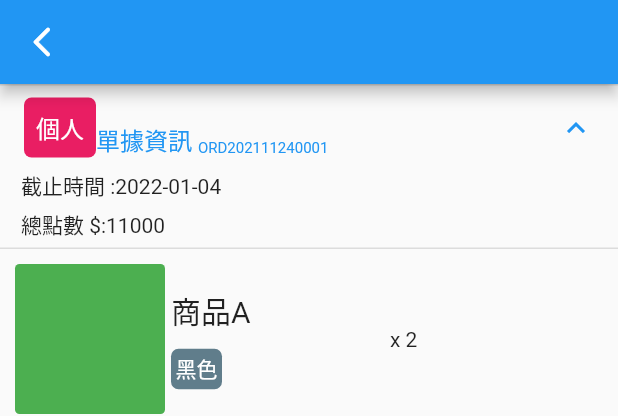
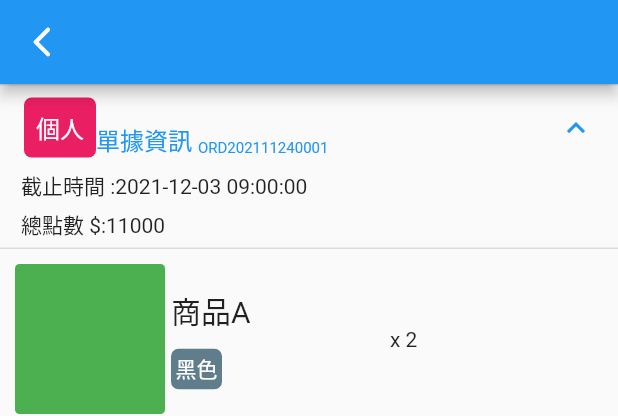
Before and after one commit to kaichun831/emolifeApp, a Flutter app: the YetOfOrders widget shown alone on an empty page, opened directly, after a tap on the "edit" icon, on a phone screen of 412 x 824 dp. Shown: the top 416 px of the screen. Run offline on Flutter 3.47's test engine with Material 2 defaults, Android fonts, the phone set to English and light mode, and no system bars; our stand-ins replace device_info, get, image_picker, package_info, url_strategy; network calls fail; Roboto replaces fonts that are missing (SweiGothicCJKtc).

Commit message:
refactor:指引調整

```diff
--- a/lib/constans.dart
+++ b/lib/constans.dart
@@ -85,7 +85,7 @@ class Constans {
       "OrderInfo": {
         "IssueNo": "ISS20211125001",
         "IssueCreateTime": "2022-01-01",
-        "IssueEndTime": "2022-01-04",
+        "IssueEndTime": "2021-12-03 09:00:00",
         "OrderId": "00001",
         "OrderNo": "ORD202111240001",
         "OrderName": "10件實用廚房小物 揪團一起購",
@@ -233,7 +233,7 @@ class Constans {
       "OrderInfo": {
         "IssueNo": "ISS20211125001",
         "IssueCreateTime": "2022-01-01",
-        "IssueEndTime": "2022-01-04",
+        "IssueEndTime": "2021-12-04 00:00:00",
         "OrderId": "00001",
         "OrderNo": "ORD202111240001",
         "OrderName": "30 揪團一起購",
--- a/lib/controller/cart_view_controller.dart
+++ b/lib/controller/cart_view_controller.dart
@@ -1,4 +1,4 @@
-import 'package:emolife_purchasing/models/orders_model.dart';
+import 'package:emolife/models/orders_model.dart';
 import 'package:get/get.dart';
 
 class CartViewController extends GetxController{
--- a/lib/models/orders_model.dart
+++ b/lib/models/orders_model.dart
@@ -15,6 +15,7 @@ class OrderInfo{
   String OrderNo="";
   String OrderName ="";
   int OrderType=0;
+  String reciprocalTime = "";
 
   OrderInfo? fromMap(Map<String, dynamic> map) {
     OrderInfo ordersInfoBean = OrderInfo();
--- a/lib/tools/date_tools.dart
+++ b/lib/tools/date_tools.dart
@@ -1,7 +1,10 @@
 
 class DateTimeUtil{
   static String reciprocalTime(int sec){
-    var duration = Duration(seconds: sec);
+    if(sec>0){
+      return "已截止";
+    }
+    var duration = Duration(seconds: sec.abs());
     List<String> parts = duration.toString().split(':');
     double day=0;
     int hour = int.parse(parts[0]);
@@ -9,7 +12,7 @@ class DateTimeUtil{
     double? second =double.tryParse(parts[2]);
     day = hour/24;
     hour  = hour%24;
-    return "${day.toInt()}天${addZero(hour)}時$minute分${addZero(second?.toInt())}";
+    return "倒數${day.toInt()}天${addZero(hour)}時$minute分${addZero(second?.toInt())}秒";
   }
   static String addZero(int? number){
     if(number.toString().length==1){
--- a/lib/view/screen/drawer_user_info_screen.dart
+++ b/lib/view/screen/drawer_user_info_screen.dart
@@ -1,5 +1,5 @@
-import 'package:emolife_purchasing/tools/color_tools.dart';
-import 'package:emolife_purchasing/view/widget/drawer_bar.dart';
+import 'package:emolife/tools/color_tools.dart';
+import 'package:emolife/view/widget/drawer_bar.dart';
 import 'package:flutter/material.dart';
 import 'package:get/get.dart';
 
--- a/lib/view/screen/follow_main_screen.dart
+++ b/lib/view/screen/follow_main_screen.dart
@@ -1,7 +1,10 @@
-import 'package:emolife_purchasing/models/orders_model.dart';
-import 'package:emolife_purchasing/tools/color_tools.dart';
-import 'package:emolife_purchasing/view/single/buy_carts_view.dart';
-import 'package:emolife_purchasing/view/widget/drawer_bar.dart';
+import 'dart:async';
+
+import 'package:emolife/models/orders_model.dart';
+import 'package:emolife/tools/color_tools.dart';
+import 'package:emolife/tools/date_tools.dart';
+import 'package:emolife/view/single/buy_carts_view.dart';
+import 'package:emolife/view/widget/drawer_bar.dart';
 import 'package:flutter/material.dart';
 import 'package:flutter/rendering.dart';
 import 'package:get/get.dart';
@@ -17,16 +20,25 @@ class FollowMainScreen extends StatefulWidget {
   State<FollowMainScreen> createState() => _FollowMainScreenState();
 }
 
-class _FollowMainScreenState extends State<FollowMainScreen> {
+class _FollowMainScreenState extends State<FollowMainScreen>{
   var isHasNotification = true;
   var scaffoldKey = GlobalKey<ScaffoldState>();
   var fakeData = Constans.fakeData;
-
+  late Timer _timer ;
   @override
   void initState() {
     super.initState();
     models = Constans.getFakeModels();
+    _timer = Timer.periodic(const Duration(seconds: 1), (timer) {
+      setState(() {
+        for (var element in models) {
+          var myDate = DateTime.now().difference(DateTime.parse(element.orderInfo!.IssueEndTime));
+          element.orderInfo!.reciprocalTime =DateTimeUtil.reciprocalTime(myDate.inSeconds);
+        }
+      });
+    });
   }
+
   AppBar _appBar() {
     return AppBar(
         actions: [
@@ -86,7 +98,7 @@ class _FollowMainScreenState extends State<FollowMainScreen> {
                       child: GestureDetector(
                         child: _groupItem(models[index]),
                         onTap: () => {
-                          Get.to(BuyCartsView(), arguments: [models])
+                          Get.to(BuyCartsView(orderModel: models[index],))
                         },
                       )));
             },
@@ -181,14 +193,16 @@ class _FollowMainScreenState extends State<FollowMainScreen> {
           child:
       Container(
         color: ColorUtil.mainRedColor(),
-        child: const Padding(
-          padding: EdgeInsets.symmetric(vertical: 2, horizontal: 8),
+        child:  Padding(
+          padding: const EdgeInsets.symmetric(vertical: 8, horizontal: 8),
           child: Text(
-            "倒數31天又5小時",
-            style: TextStyle(color: Colors.white),
+            model.orderInfo!.reciprocalTime,
+            style: const TextStyle(color: Colors.white),
           ),
         ),
       ))
     ]);
   }
+
+
 }
--- a/lib/view/screen/goods_screen.dart
+++ b/lib/view/screen/goods_screen.dart
@@ -1,4 +1,4 @@
-import 'package:emolife_purchasing/view/widget/drawer_bar.dart';
+import 'package:emolife/view/widget/drawer_bar.dart';
 import 'package:flutter/material.dart';
 
 
--- a/lib/view/screen/login_screnn.dart
+++ b/lib/view/screen/login_screnn.dart
@@ -1,6 +1,6 @@
 import 'dart:async';
 
-import 'package:emolife_purchasing/tools/date_tools.dart';
+import 'package:emolife/tools/date_tools.dart';
 import 'package:flutter/material.dart';
 import 'package:flutter/services.dart';
 import 'package:get/get_core/src/get_main.dart';
@@ -19,17 +19,12 @@ class _LoginScreenState extends State<LoginScreen> {
   var userPassword = "";
   var myDate = "2021-12-04T14:30:00";
   var endDate = "2021-12-05T14:30:00";
-  String data="";
-  late Timer _timer ;
+
+
   @override
   void initState() {
     super.initState();
-    _timer = Timer.periodic(const Duration(seconds: 1), (timer) {
-      setState(() {
-        var myDate = DateTime.now().difference(DateTime(2021,12,02,18,00,00));
-        data= DateTimeUtil.reciprocalTime(myDate.inSeconds);
-      });
-    });
+
   }
   @override
   Widget build(BuildContext context) {
@@ -53,8 +48,8 @@ class _LoginScreenState extends State<LoginScreen> {
                   child: SizedBox(
                 height: 20,
               )),
-              Text(
-                "咸青${data}",
+              const Text(
+                "咸青",
                 style: TextStyle(fontSize: 30),
               ),
               const Flexible(
--- a/lib/view/screen/main_screen.dart
+++ b/lib/view/screen/main_screen.dart
@@ -1,4 +1,4 @@
-import 'package:emolife_purchasing/view/widget/drawer_bar.dart';
+import 'package:emolife/view/widget/drawer_bar.dart';
 import 'package:flutter/cupertino.dart';
 import 'package:flutter/material.dart';
 import 'package:get/get.dart';
--- a/lib/view/screen/orders_srceen.dart
+++ b/lib/view/screen/orders_srceen.dart
@@ -1,6 +1,6 @@
-import 'package:emolife_purchasing/models/orders_model.dart';
-import 'package:emolife_purchasing/view/single/edit_carts_view.dart';
-import 'package:emolife_purchasing/view/widget/drawer_bar.dart';
+import 'package:emolife/models/orders_model.dart';
+import 'package:emolife/view/single/edit_carts_view.dart';
+import 'package:emolife/view/widget/drawer_bar.dart';
 import 'package:flutter/cupertino.dart';
 import 'package:flutter/material.dart';
 import 'package:flutter/rendering.dart';
@@ -123,11 +123,9 @@ class _YetOfOrdersState extends State<YetOfOrders> {
       BuildContext context, OrdersModel dataObject, int position) {
     return Padding(
       padding: const EdgeInsets.all(8.0),
-      child: SizedBox(
-        height: 200,
-        child: Card(
+      child: Card(
             elevation: 15,
-            child: Column(
+            child:Column(
               children: [
                 Padding(
                   padding: const EdgeInsets.only(
@@ -234,7 +232,7 @@ class _YetOfOrdersState extends State<YetOfOrders> {
                           );
                         })
               ],
-            )),
+            ),
       ),
     );
   }
--- a/lib/view/single/edit_carts_view.dart
+++ b/lib/view/single/edit_carts_view.dart
@@ -1,12 +1,12 @@
-import 'package:emolife_purchasing/controller/cart_view_controller.dart';
-import 'package:emolife_purchasing/models/orders_model.dart';
+import 'package:emolife/controller/cart_view_controller.dart';
+import 'package:emolife/models/orders_model.dart';
 import 'package:flutter/cupertino.dart';
 import 'package:flutter/material.dart';
 
 import '../../constans.dart';
 
 class CartView extends StatefulWidget {
-  CartView({Key? key}) : super(key: key);
+  const CartView({Key? key}) : super(key: key);
 
   @override
   State<CartView> createState() => _CartViewState();
@@ -31,25 +31,27 @@ class _CartViewState extends State<CartView> {
         child: Column(
           children: [
             getTitleWidget(_controller.getOrderInfo()),
-            ListView.separated(
+            Expanded(child: ListView.separated(
                 shrinkWrap: true,
                 itemBuilder: (ctx, index) {
                   return Dismissible(
-                      background:Container(color: Colors.blue,child:
-                          const Align(alignment:Alignment.centerLeft, child: Icon(Icons.arrow_forward_ios_sharp),)
-                      ),
-                      secondaryBackground:Container(color: Colors.red,child:
-                          const Align(alignment:Alignment.centerRight, child:Icon(Icons.delete),)
-                      ) ,
-                      onDismissed: (DismissDirection  direction){
-                        if(direction ==DismissDirection.endToStart){
+                      background: Container(
+                          color: Colors.blue,
+                          child: const Align(
+                            alignment: Alignment.centerLeft,
+                            child: Icon(Icons.arrow_forward_ios_sharp),
+                          )),
+                      secondaryBackground: Container(
+                          color: Colors.red,
+                          child: const Align(
+                            alignment: Alignment.centerRight,
+                            child: Icon(Icons.delete),
+                          )),
+                      onDismissed: (DismissDirection direction) {
+                        if (direction == DismissDirection.endToStart) {
                           _controller.removeOrderDataByPosition(index);
-                        }else{
-
-                        }
-                        setState(() {
-
-                        });
+                        } else {}
+                        setState(() {});
                       },
                       key: UniqueKey(),
                       child: Padding(
@@ -111,7 +113,7 @@ class _CartViewState extends State<CartView> {
                     thickness: 1,
                   );
                 },
-                itemCount: _controller.getOrderData()!.length),
+                itemCount: _controller.getOrderData()!.length),)
           ],
         ),
       ),
--- a/pubspec.yaml
+++ b/pubspec.yaml
@@ -1,4 +1,4 @@
-name: emolife_purchasing
+name: emolife
 description: A new Flutter project.
 version: 1.0.0+1
 
@@ -13,7 +13,7 @@ dependencies:
   http: ^0.13.3
   image_picker:
   cupertino_icons: ^1.0.2
-
+  url_strategy: ^0.2.0
 dev_dependencies:
   flutter_test:
     sdk: flutter
```
Also changed, not shown: lib/main.dart (+7 -5 lines), lib/view/single/buy_carts_view.dart (+108 -73 lines), pubspec.lock, 4 other files.
